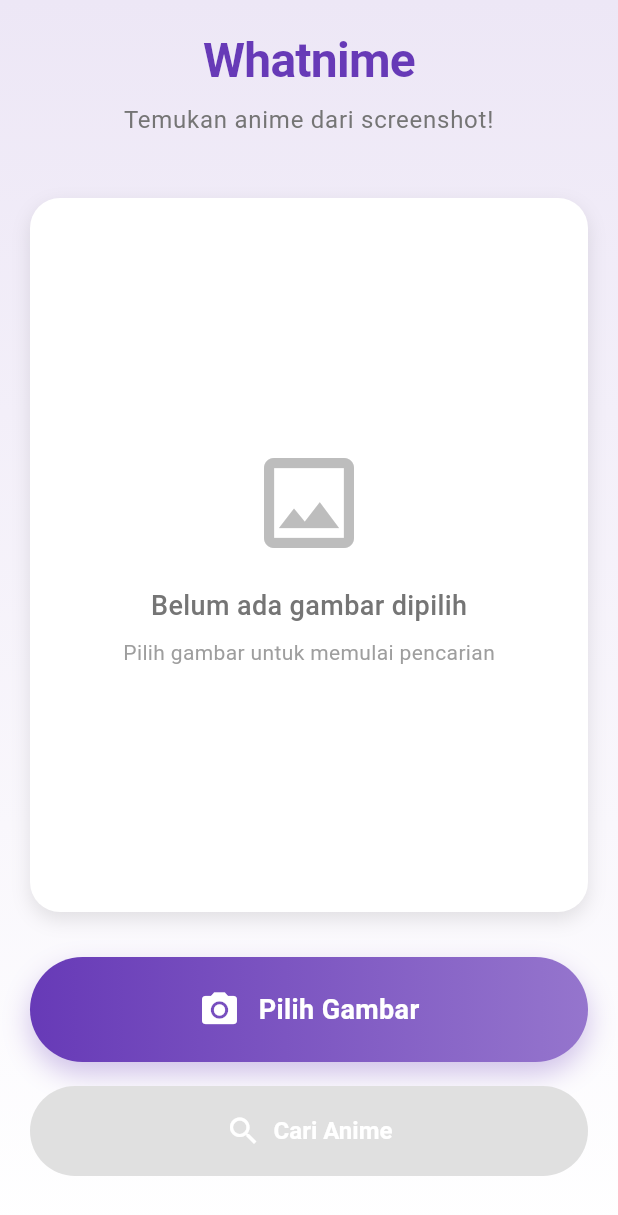
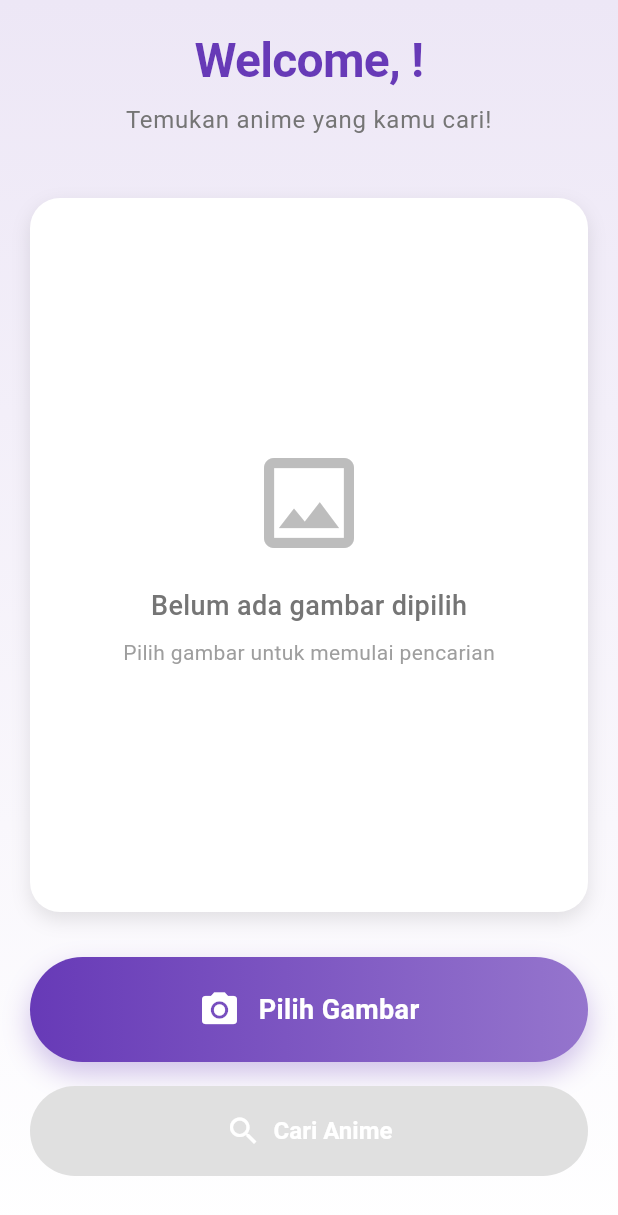
Before and after one commit to reized/project-akhir-prak-mobile, a Flutter app: the HomePage screen opened directly, on a phone screen of 412 x 824 dp. Shown: the top 1215 px of the screen. Run offline on Flutter 3.47's test engine with Material 3 defaults, Android fonts, the phone set to English and light mode, and no system bars; our stand-ins replace cached_network_image, image_picker, shared_preferences, sqflite; accounts and stored records are empty.

Commit message:
add welcome user

```diff
--- a/lib/screens/home_page.dart
+++ b/lib/screens/home_page.dart
@@ -3,6 +3,7 @@ import 'package:coba_project_prak/screens/result_page.dart';
 import 'package:flutter/material.dart';
 import 'package:image_picker/image_picker.dart';
 import '../services/tracemoe_api.dart';
+import '../services/auth_service.dart';
 
 class HomePage extends StatefulWidget {
   const HomePage({super.key});
@@ -199,6 +200,7 @@ class _HomeScreenState extends State<HomePage> with TickerProviderStateMixin {
   Widget build(BuildContext context) {
     final theme = Theme.of(context);
     final isDark = theme.brightness == Brightness.dark;
+    final user = AuthService().currentUser;
 
     return Scaffold(
       body: Container(
@@ -219,7 +221,7 @@ class _HomeScreenState extends State<HomePage> with TickerProviderStateMixin {
               children: [
                 // Header
                 Text(
-                  'Whatnime',
+                  'Welcome, ${user?.username ?? 'user'}!',
                   textAlign: TextAlign.center,
                   style: theme.textTheme.headlineLarge?.copyWith(
                     fontWeight: FontWeight.bold,
@@ -228,7 +230,7 @@ class _HomeScreenState extends State<HomePage> with TickerProviderStateMixin {
                 ),
                 const SizedBox(height: 8),
                 Text(
-                  'Temukan anime dari screenshot!',
+                  'Temukan anime yang kamu cari!',
                   textAlign: TextAlign.center,
                   style: theme.textTheme.bodyLarge?.copyWith(
                     color: Colors.grey[600],
```
